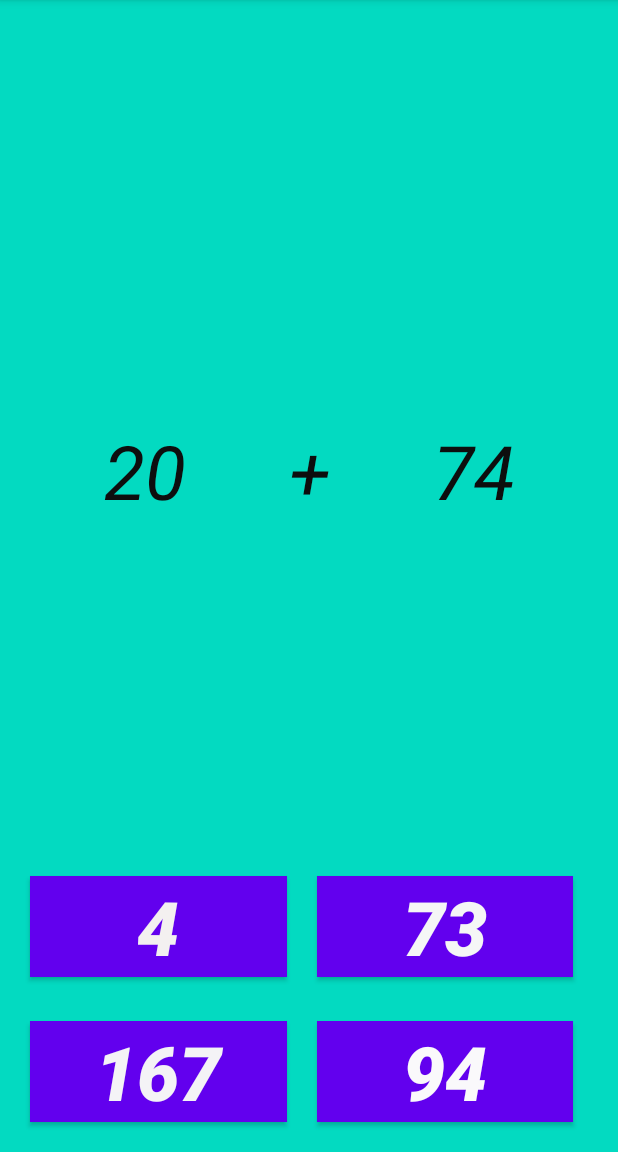
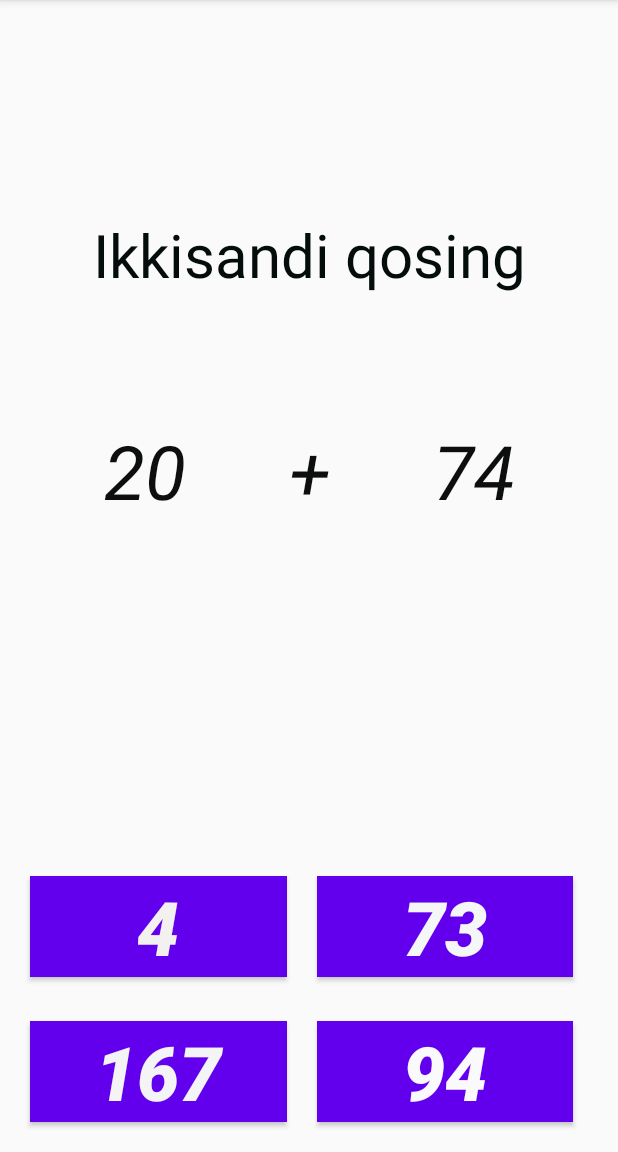
Before and after one commit to AtabekG/My-application, an Android app: the screen it shows after launch (MainActivity), on a phone screen of 412 x 824 dp, the part 84-1236 px from its top. Run offline under Robolectric (Android 15) with nearby library versions, the phone set to English and light mode, and no system bars.

Commit message:
added additional function

```diff
--- a/app/src/main/java/com/example/myapplication/MainActivity.kt
+++ b/app/src/main/java/com/example/myapplication/MainActivity.kt
@@ -5,13 +5,8 @@ import androidx.appcompat.app.AppCompatActivity
 import android.os.Bundle
 import android.view.View
 import android.widget.Button
-import androidx.core.content.ContextCompat.startActivity
 import kotlinx.android.synthetic.main.activity_main.*
-import kotlinx.android.synthetic.main.activity_secant_activiti2.*
 import kotlin.random.Random
-
-
-
 
 class MainActivity : AppCompatActivity() {
     private var one: Int = 0
@@ -33,6 +28,7 @@ class MainActivity : AppCompatActivity() {
                 intent.putExtra("res","Right $total")
                 intent.putExtra("res1","Wrong $wrong")
                 startActivity(intent)
+                finish()
             }
             (button as Button).text == genRightAnswer().toString() -> {
                 total++
@@ -59,10 +55,12 @@ class MainActivity : AppCompatActivity() {
         }
         txt1.text = one.toString()
         txt3.text = two.toString()
+        textTop.text = inFo()
         genRightAnswer()
         genWrongAnswer()
         setRightRes()
         operRan()
+        inFo()
     }
 
     private fun genRan(start: Int, end:Int) : Int = Random.nextInt(start,end)
@@ -77,14 +75,13 @@ class MainActivity : AppCompatActivity() {
         }
     }
     private fun genRightAnswer() : Int {
-        val res = when(belgi){
+        return when(belgi){
             "+" -> one + two
             "-" -> one - two
             "*" -> one * two
             "/" -> one / two
             else -> one + two
         }
-        return res
     }
     private fun genWrongAnswer(){
         val ras = genRightAnswer()
@@ -123,4 +120,13 @@ class MainActivity : AppCompatActivity() {
         else  -> btn1.text = ras.toString()
         }
     }
+    private fun inFo() : String{
+        return when(belgi){
+            "+" -> "Ikkisandi qosing"
+            "-" -> "Ikkisandi aling"
+            "*" -> "Ikkisandi kobeyting"
+            "/" -> "Ikkisandi boling"
+            else -> "Ikkisandi boling"
+        }
+    }
 }
--- a/app/src/main/java/com/example/myapplication/SecantActiviti2.kt
+++ b/app/src/main/java/com/example/myapplication/SecantActiviti2.kt
@@ -14,7 +14,6 @@ class SecantActiviti2 : AppCompatActivity() {
         textView.text = result
         textView2.text = result1
         button1.setOnClickListener {
-            intent.flags = Intent.FLAG_ACTIVITY_CLEAR_TOP
             finish()
         }
     }
--- a/app/src/main/res/layout/activity_main.xml
+++ b/app/src/main/res/layout/activity_main.xml
@@ -5,7 +5,6 @@
     android:layout_width="match_parent"
     android:layout_height="match_parent"
     tools:context=".MainActivity"
-    android:background="#03DAC1"
     >
 
     <TextView
@@ -121,4 +120,18 @@
         android:background="@color/colorPrimary"
         android:textColor="#FAF9FB"
         />
+
+    <TextView
+        android:id="@+id/textTop"
+        android:layout_width="wrap_content"
+        android:layout_height="wrap_content"
+        android:textColor="#040C0C"
+        android:textSize="40sp"
+        app:layout_constraintBottom_toBottomOf="parent"
+        app:layout_constraintLeft_toLeftOf="parent"
+        app:layout_constraintRight_toRightOf="parent"
+        app:layout_constraintTop_toTopOf="parent"
+        app:layout_constraintVertical_bias="0.2"
+
+        />
 </androidx.constraintlayout.widget.ConstraintLayout>
```
Also changed, not shown: 1 other file.
